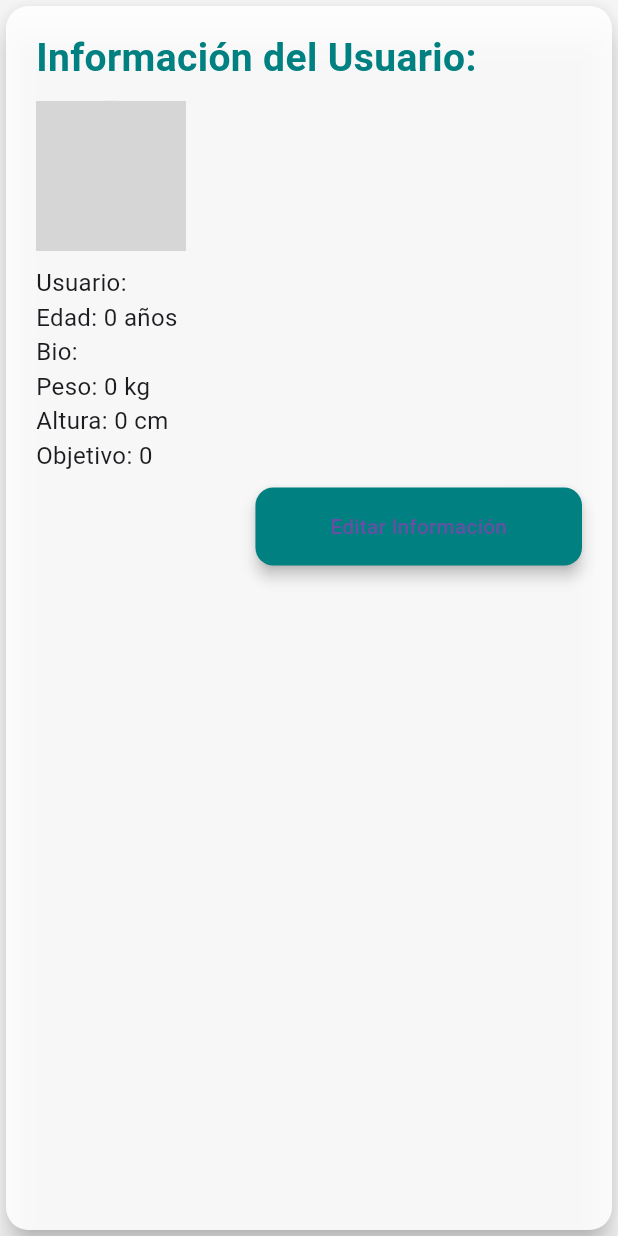
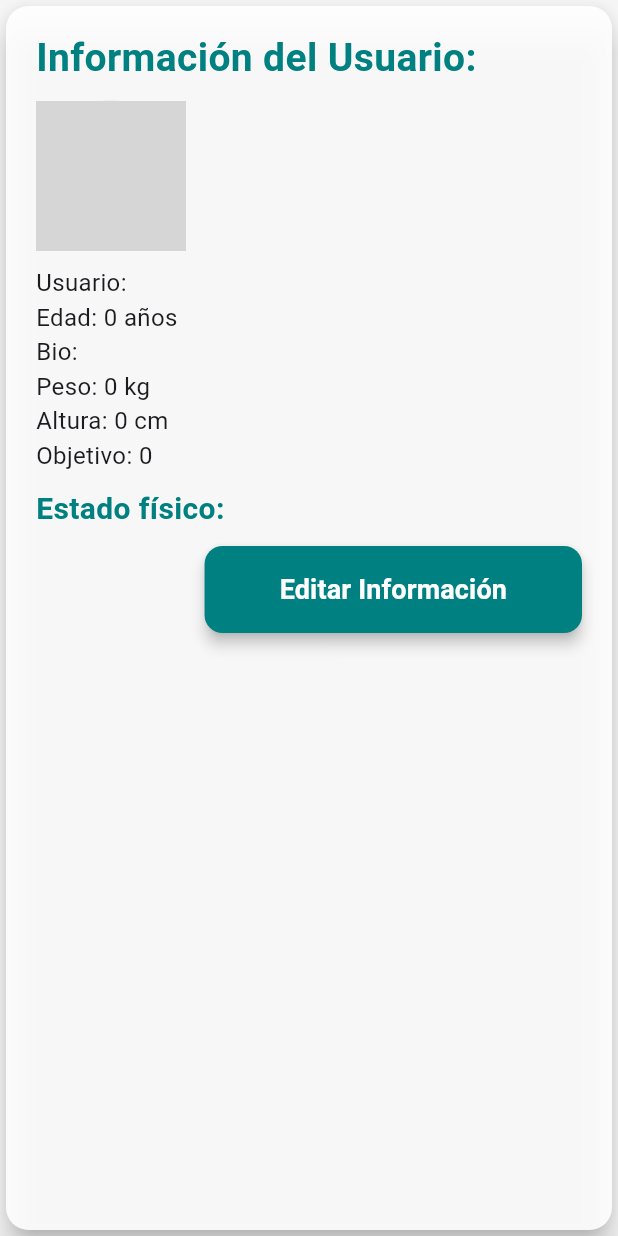
Before and after one commit to AmeriK88/Health-app, a Flutter app: the UserInfoCard widget shown alone on an empty page, opened directly with empty values, on a phone screen of 412 x 824 dp. Run offline on Flutter 3.47's test engine with Material 3 defaults, Android fonts, the phone set to English and light mode, and no system bars; our stand-ins replace flutter_dotenv, image_picker; network calls fail; grey boxes are pictures that could not be loaded.

Commit message:
fix(ui): Fix missing import for CustomButton in UserInfoCard
- Imported 'CustomButton' in user_info_card.dart to prevent compilation errors.
- Ensured the 'Edit Information' button matches the design of other buttons.
- Now the button styling is consistent with the rest of the UI.

```diff
--- a/frontend/lib/widgets/cards/user_info_card.dart
+++ b/frontend/lib/widgets/cards/user_info_card.dart
@@ -1,5 +1,7 @@
 import 'package:flutter/material.dart';
 import 'package:frontend/utils/styles.dart';
+import 'package:frontend/widgets/buttons/custom_button.dart';
+
 
 class UserInfoCard extends StatelessWidget {
   final Map<String, dynamic>? userData;
@@ -51,13 +53,25 @@ class UserInfoCard extends StatelessWidget {
 
             const SizedBox(height: 10),
 
+            // ✅ Estado físico
+            if (userData?['physical_state'] != null)
+              Text(
+                'Estado físico: ${userData!['physical_state']}',
+                style: AppStyles.subHeaderTextStyle.copyWith(
+                  color: AppStyles.primaryColor,
+                  fontWeight: FontWeight.bold,
+                ),
+              ),
+
+            const SizedBox(height: 10),
+
             // Botón de editar
             Align(
               alignment: Alignment.centerRight,
-              child: ElevatedButton(
+              child: CustomButton(
+                text: "Editar Información",
                 onPressed: onEdit,
-                style: AppStyles.primaryButtonStyle,
-                child: const Text("Editar Información"),
+                isLoading: false,
               ),
             ),
           ],
```
Also changed, not shown: frontend/lib/screens/home_screen.dart (+11 -4 lines).
